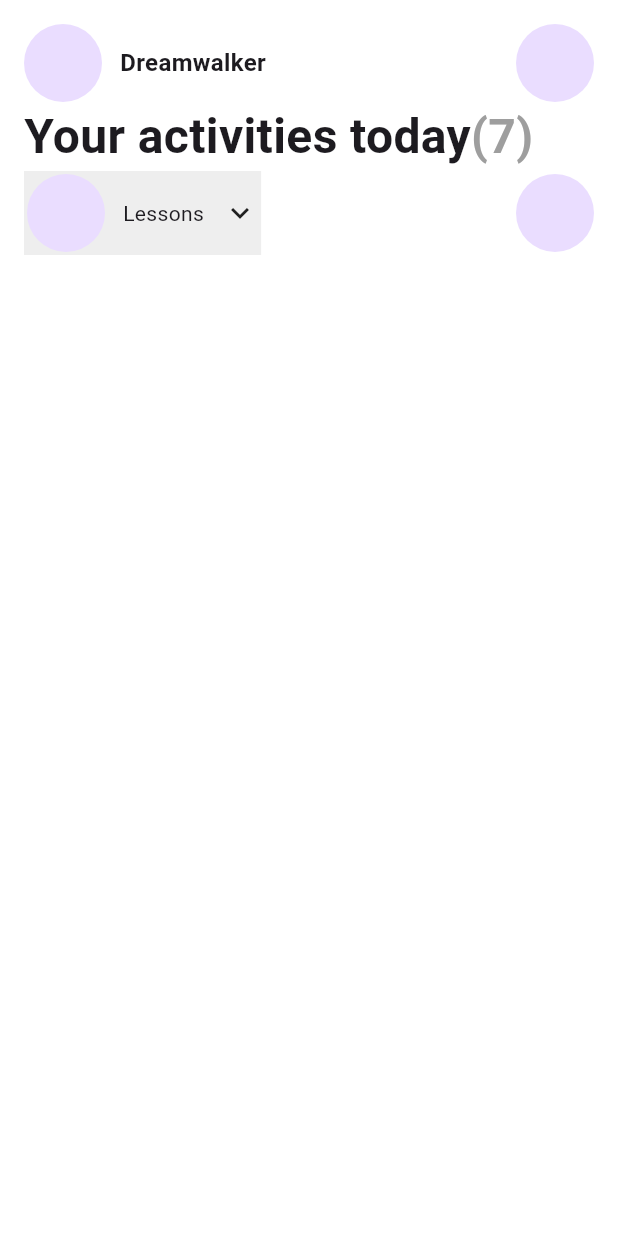
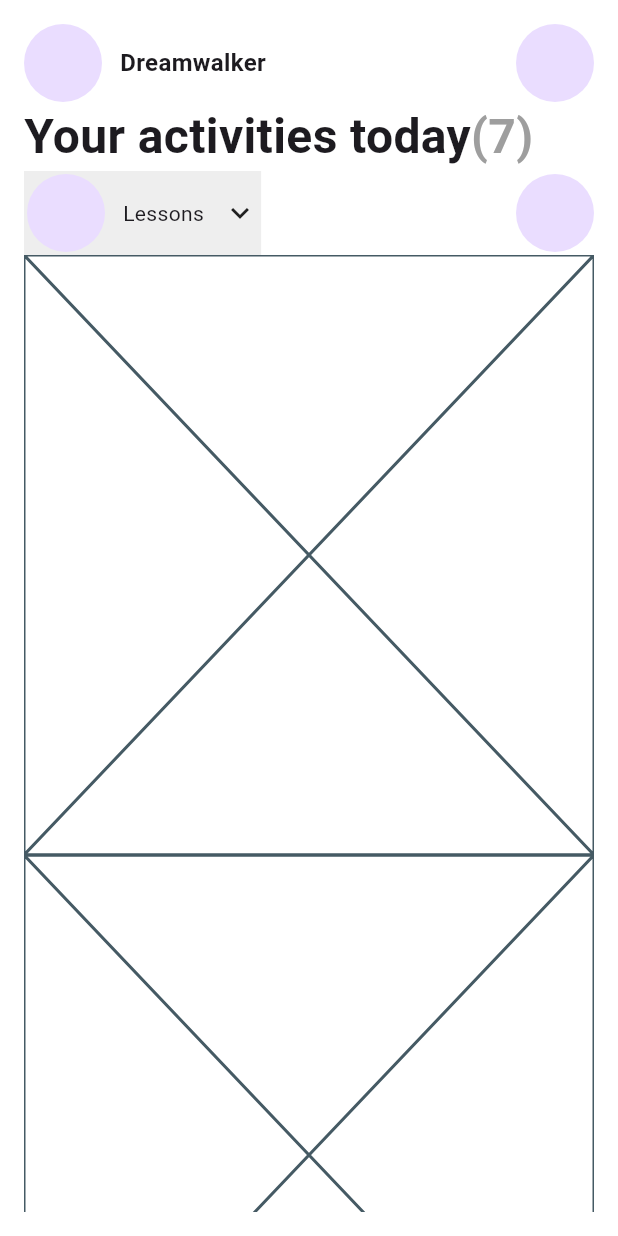
Before and after one commit to JAICHANGPARK/flutter_notebook_chapter_43, a Flutter app: the EducationHomePage screen opened directly, on a phone screen of 412 x 824 dp. Run offline on Flutter 3.47's test engine with Material 3 defaults, Android fonts, the phone set to English and light mode, and no system bars; our stand-ins replace gap, hugeicons, percent_indicator.

Commit message:
Update education_home_page.dart

```diff
--- a/lib/ep2191_education_app/ui/education_home_page.dart
+++ b/lib/ep2191_education_app/ui/education_home_page.dart
@@ -85,7 +85,13 @@ class _EducationHomePageState extends State<EducationHomePage> {
                     radius: 26,
                   ),
                 ],
-              )
+              ),
+              Expanded(child: ListView(
+                children: [
+                  Placeholder(),
+                  Placeholder(),
+                ],
+              ))
             ],
           ),
         ),
```
